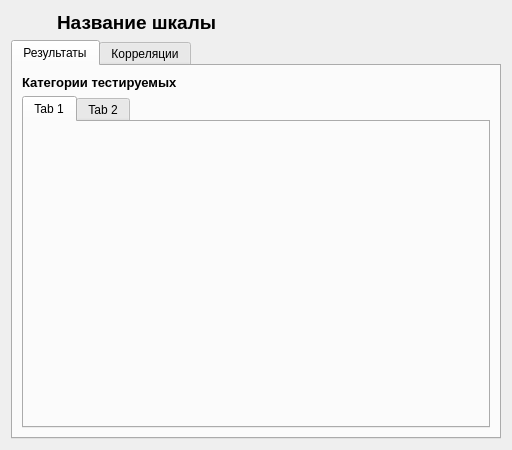
Above: Modules/ScaleStatistics/View/ScaleStatisticsForm.ui from maks1596/professional-qualities-admin before the change. Below: the same form after it.
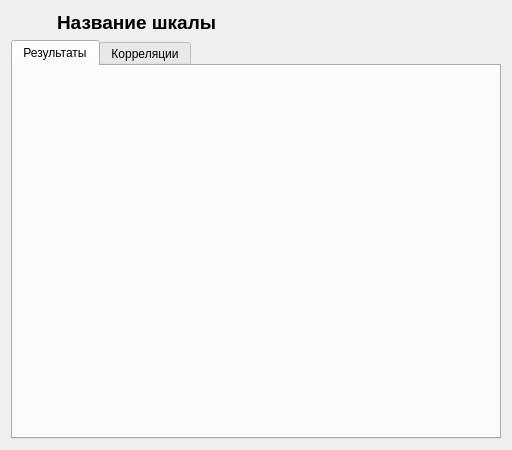
That is the form after the change. Icons and pictures are not drawn.

What changed in the file:
```diff
--- a/Modules/ScaleStatistics/View/ScaleStatisticsForm.ui
+++ b/Modules/ScaleStatistics/View/ScaleStatisticsForm.ui
@@ -76,51 +76,7 @@
       <attribute name="title">
        <string>Результаты</string>
       </attribute>
-      <layout class="QVBoxLayout" name="verticalLayout_2">
-       <item>
-        <widget class="QLabel" name="label_2">
-         <property name="font">
-          <font>
-           <pointsize>10</pointsize>
-           <weight>75</weight>
-           <bold>true</bold>
-          </font>
-         </property>
-         <property name="text">
-          <string>Категории тестируемых</string>
-         </property>
-        </widget>
-       </item>
-       <item>
-        <widget class="QTabWidget" name="groupsTabWidget">
-         <property name="tabPosition">
-          <enum>QTabWidget::North</enum>
-         </property>
-         <property name="tabShape">
-          <enum>QTabWidget::Rounded</enum>
-         </property>
-         <property name="currentIndex">
-          <number>0</number>
-         </property>
-         <property name="tabsClosable">
-          <bool>false</bool>
-         </property>
-         <property name="tabBarAutoHide">
-          <bool>false</bool>
-         </property>
-         <widget class="QWidget" name="tab">
-          <attribute name="title">
-           <string>Tab 1</string>
-          </attribute>
-         </widget>
-         <widget class="QWidget" name="tab_2">
-          <attribute name="title">
-           <string>Tab 2</string>
-          </attribute>
-         </widget>
-        </widget>
-       </item>
-      </layout>
+      <layout class="QVBoxLayout" name="verticalLayout_2"/>
      </widget>
      <widget class="QWidget" name="tab_4">
       <attribute name="title">
```
